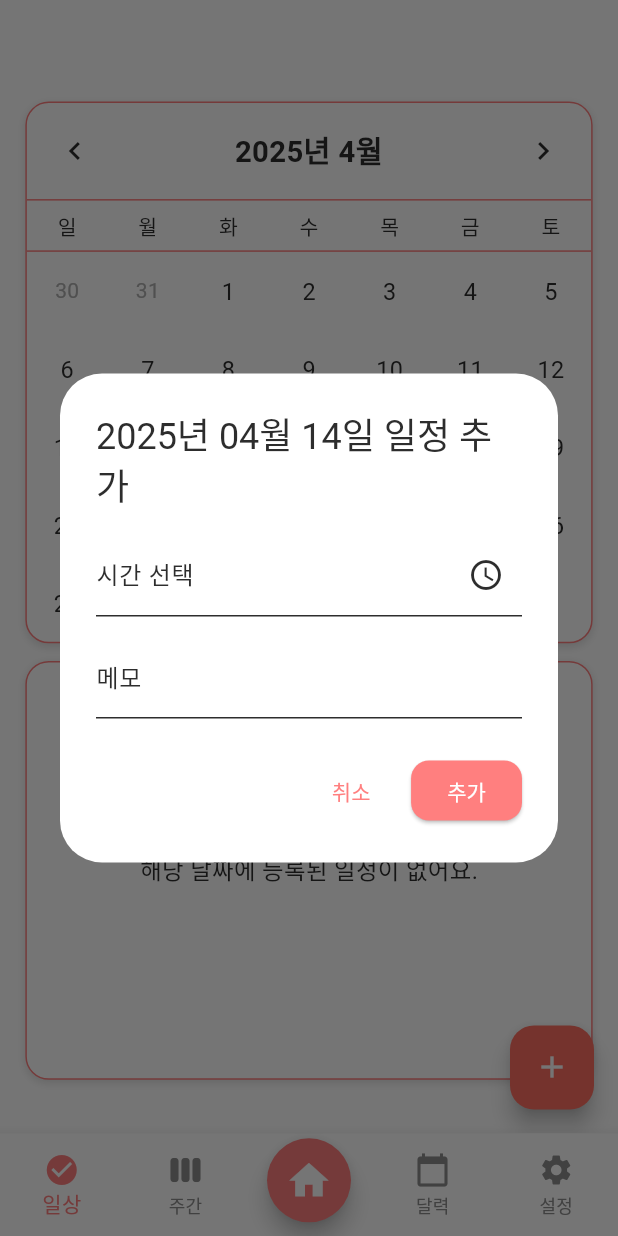
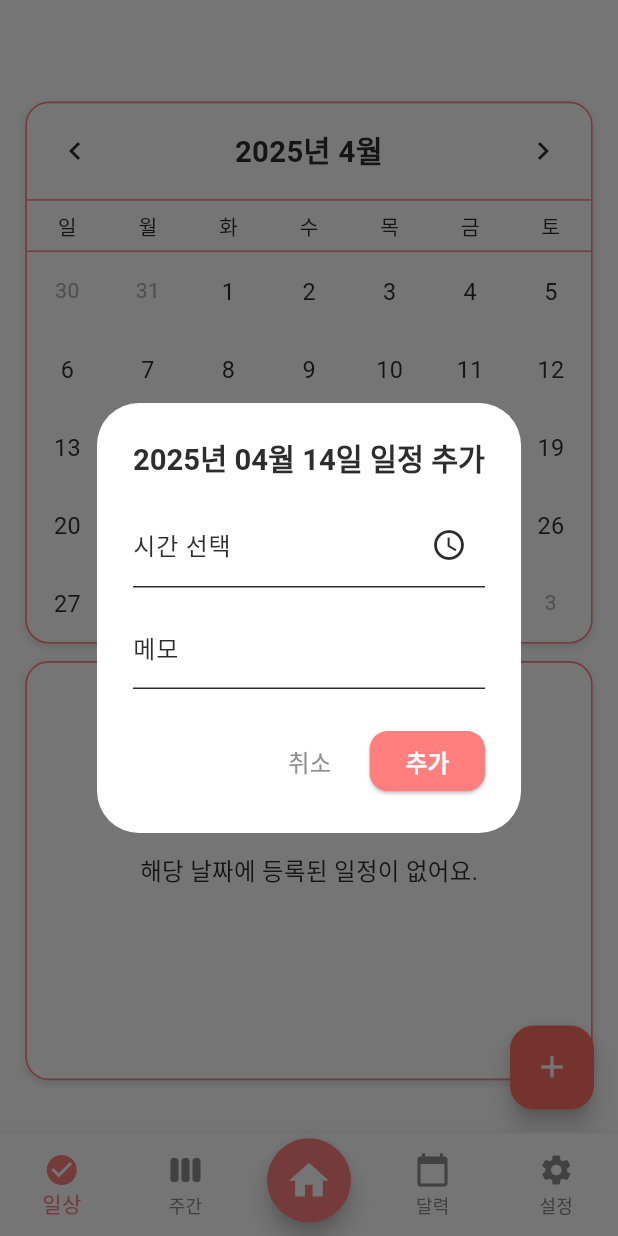
Before and after one commit to JeongHyeon-Jo/abeul_planner, a Flutter app: the CalendarPlannerScreen screen opened by its route, after a tap on the "add" icon, on a phone screen of 412 x 824 dp. Run offline on Flutter 3.47's test engine with Material 3 defaults, Android fonts, the phone set to English and light mode, and no system bars; drawn by our look-alikes of table_calendar; our stand-ins replace flutter_riverpod, flutter_screenutil, go_router, hive, hive_flutter; accounts and stored records are empty; generated files the repository leaves out were written again.

Commit message:
[Refact] Calendar Planner Screen 위젯 코드 분리

```diff
--- a/lib/features/calendar_planner/presentation/screen/calendar_planner_sceen.dart
+++ b/lib/features/calendar_planner/presentation/screen/calendar_planner_sceen.dart
@@ -1,13 +1,13 @@
 // calendar_planner_screen.dart
 import 'package:flutter/material.dart';
 import 'package:flutter_riverpod/flutter_riverpod.dart';
-import 'package:table_calendar/table_calendar.dart';
 import 'package:flutter_screenutil/flutter_screenutil.dart';
 import 'package:abeul_planner/core/widgets/custom_app_bar.dart';
 import 'package:abeul_planner/core/color.dart';
-import 'package:abeul_planner/core/text_styles.dart';
 import 'package:abeul_planner/features/calendar_planner/presentation/provider/calendar_task_provider.dart';
-import 'package:abeul_planner/features/calendar_planner/presentation/widget/calendar_task_form.dart';
+import 'package:abeul_planner/features/calendar_planner/presentation/widget/calendar_task_dialog.dart';
+import 'package:abeul_planner/features/calendar_planner/presentation/widget/calendar_widget.dart';
+import 'package:abeul_planner/features/calendar_planner/presentation/widget/calendar_task_list.dart';
 
 class CalendarPlannerScreen extends ConsumerStatefulWidget {
   const CalendarPlannerScreen({super.key});
@@ -17,16 +17,15 @@ class CalendarPlannerScreen extends ConsumerStatefulWidget {
 }
 
 class _CalendarPlannerScreenState extends ConsumerState<CalendarPlannerScreen> {
-  DateTime _focusedDay = DateTime.now(); // 현재 포커스된 날짜
-  DateTime? _selectedDay; // 선택된 날짜
+  DateTime _focusedDay = DateTime.now();
+  DateTime? _selectedDay;
 
   @override
   void initState() {
     super.initState();
-    _selectedDay = _focusedDay; // 초기 선택 날짜 설정
+    _selectedDay = _focusedDay;
   }
 
-  /// 날짜 선택 시 호출되는 함수
   void _onDaySelected(DateTime selectedDay, DateTime focusedDay) {
     setState(() {
       _selectedDay = selectedDay;
@@ -34,17 +33,15 @@ class _CalendarPlannerScreenState extends ConsumerState<CalendarPlannerScreen> {
     });
   }
 
-  /// 일정 추가 다이얼로그 열기
   void _openAddTaskDialog() {
     showDialog(
       context: context,
-      builder: (_) => CalendarTaskForm(selectedDate: _selectedDay!),
+      builder: (_) => CalendarTaskDialog(selectedDate: _selectedDay!),
     );
   }
 
   @override
   Widget build(BuildContext context) {
-    // 선택된 날짜에 해당하는 일정 불러오기
     final tasksForSelectedDay = ref.watch(calendarTaskProvider.notifier)
         .getTasksForDate(_selectedDay!);
 
@@ -60,110 +57,12 @@ class _CalendarPlannerScreenState extends ConsumerState<CalendarPlannerScreen> {
       ),
       body: Column(
         children: [
-          // 캘린더 박스를 둥근 모서리와 그림자로 감쌈
-          Padding(
-            padding: EdgeInsets.symmetric(horizontal: 16.w, vertical: 12.h),
-            child: Container(
-              decoration: BoxDecoration(
-                color: Colors.white,
-                borderRadius: BorderRadius.circular(16.r),
-                boxShadow: [
-                  BoxShadow(
-                    color: Colors.black12,
-                    blurRadius: 4,
-                    offset: Offset(0, 2),
-                  ),
-                ],
-                border: Border.all(color: AppColors.primary),
-              ),
-              child: Column(
-                children: [
-                  TableCalendar(
-                    locale: 'ko_KR',
-                    firstDay: DateTime.utc(2020, 1, 1),
-                    lastDay: DateTime.utc(2030, 12, 31),
-                    focusedDay: _focusedDay,
-                    availableCalendarFormats: const {
-                      CalendarFormat.month: '월간',
-                    },
-                    selectedDayPredicate: (day) => isSameDay(_selectedDay, day),
-                    onDaySelected: _onDaySelected,
-                    daysOfWeekHeight: 35.h,
-                    headerStyle: HeaderStyle(
-                      formatButtonVisible: false, // 포맷 전환 버튼 숨김
-                      titleCentered: true,
-                      titleTextStyle: AppTextStyles.title,
-                      leftChevronIcon: Icon(Icons.chevron_left, color: AppColors.text),
-                      rightChevronIcon: Icon(Icons.chevron_right, color: AppColors.text),
-                      decoration: const BoxDecoration(
-                        border: Border(
-                          bottom: BorderSide(color: AppColors.primary), // 헤더 아래 선
-                        ),
-                      ),
-                    ),
-                    daysOfWeekStyle: DaysOfWeekStyle(
-                      weekdayStyle: AppTextStyles.body.copyWith(fontSize: 14.sp),
-                      weekendStyle: AppTextStyles.body.copyWith(fontSize: 14.sp),
-                      decoration: const BoxDecoration(
-                        border: Border(
-                          bottom: BorderSide(color: AppColors.primary), // 요일 아래 선
-                        ),
-                      ),
-                    ),
-                    calendarStyle: CalendarStyle(
-                      todayDecoration: BoxDecoration(
-                        color: AppColors.highlight,
-                        shape: BoxShape.circle,
-                      ),
-                      selectedDecoration: BoxDecoration(
-                        color: AppColors.accent,
-                        shape: BoxShape.circle,
-                      ),
-                      defaultTextStyle: AppTextStyles.body,
-                      weekendTextStyle: AppTextStyles.body,
-                    ),
-                  ),
-                ],
-              ),
-            ),
+          CalendarWidget(
+            focusedDay: _focusedDay,
+            selectedDay: _selectedDay,
+            onDaySelected: _onDaySelected,
           ),
-
-          // 일정 목록 박스도 동일한 스타일로 감쌈
-          Padding(
-            padding: EdgeInsets.symmetric(horizontal: 16.w),
-            child: Container(
-              decoration: BoxDecoration(
-                color: Colors.white,
-                borderRadius: BorderRadius.circular(16.r),
-                boxShadow: [
-                  BoxShadow(
-                    color: Colors.black12,
-                    blurRadius: 4,
-                    offset: Offset(0, 2),
-                  ),
-                ],
-                border: Border.all(color: AppColors.primary),
-              ),
-              child: Padding(
-                padding: EdgeInsets.symmetric(vertical: 12.h),
-                child: SizedBox(
-                  height: 260.h, // 높이 고정 또는 필요시 Flexible 대체 가능
-                  child: tasksForSelectedDay.isEmpty
-                      ? Center(child: Text('해당 날짜에 등록된 일정이 없어요.', style: AppTextStyles.body))
-                      : ListView.builder(
-                          itemCount: tasksForSelectedDay.length,
-                          itemBuilder: (context, index) {
-                            final task = tasksForSelectedDay[index];
-                            return ListTile(
-                              leading: const Icon(Icons.event_note),
-                              title: Text('${task.time} - ${task.memo}', style: AppTextStyles.body),
-                            );
-                          },
-                        ),
-                ),
-              ),
-            ),
-          )
+          CalendarTaskList(tasks: tasksForSelectedDay),
         ],
       ),
     );
--- a/lib/features/calendar_planner/presentation/widget/calendar_task_form.dart
+++ b/lib/features/calendar_planner/presentation/widget/calendar_task_dialog.dart
@@ -1,25 +1,30 @@
-// calendar_task_form.dart
+// calendar_task_dialog.dart
 import 'package:flutter/material.dart';
 import 'package:flutter_riverpod/flutter_riverpod.dart';
+import 'package:flutter_screenutil/flutter_screenutil.dart';
 import 'package:intl/intl.dart';
+import 'package:abeul_planner/core/color.dart';
+import 'package:abeul_planner/core/text_styles.dart';
+import 'package:abeul_planner/features/calendar_planner/data/model/calendar_task_model.dart';
 import 'package:abeul_planner/features/calendar_planner/presentation/provider/calendar_task_provider.dart';
-import 'package:abeul_planner/features/calendar_planner/data/model/calendar_task_model.dart';
 
-class CalendarTaskForm extends ConsumerStatefulWidget {
+/// 캘린더 일정 추가 다이얼로그 위젯
+class CalendarTaskDialog extends ConsumerStatefulWidget {
   final DateTime selectedDate;
 
-  const CalendarTaskForm({super.key, required this.selectedDate});
+  const CalendarTaskDialog({super.key, required this.selectedDate});
 
   @override
-  ConsumerState<CalendarTaskForm> createState() => _CalendarTaskFormState();
+  ConsumerState<CalendarTaskDialog> createState() => _CalendarTaskDialogState();
 }
 
-class _CalendarTaskFormState extends ConsumerState<CalendarTaskForm> {
+class _CalendarTaskDialogState extends ConsumerState<CalendarTaskDialog> {
   final _formKey = GlobalKey<FormState>();
   final TextEditingController _timeController = TextEditingController();
   final TextEditingController _memoController = TextEditingController();
   TimeOfDay? _selectedTime;
 
+  /// 시간 선택 다이얼로그 호출
   void _pickTime() async {
     final picked = await showTimePicker(
       context: context,
@@ -34,6 +39,7 @@ class _CalendarTaskFormState extends ConsumerState<CalendarTaskForm> {
     }
   }
 
+  /// 일정 저장
   void _submit() {
     if (_formKey.currentState!.validate() && _selectedTime != null) {
       final newTask = CalendarTaskModel(
@@ -59,13 +65,12 @@ class _CalendarTaskFormState extends ConsumerState<CalendarTaskForm> {
     final dateFormatted = DateFormat('yyyy년 MM월 dd일').format(widget.selectedDate);
 
     return AlertDialog(
-      title: Text('$dateFormatted 일정 추가'),
+      title: Text('$dateFormatted 일정 추가', style: AppTextStyles.title),
       content: Form(
         key: _formKey,
         child: Column(
           mainAxisSize: MainAxisSize.min,
           children: [
-            // 시간 선택 필드
             TextFormField(
               controller: _timeController,
               readOnly: true,
@@ -76,13 +81,10 @@ class _CalendarTaskFormState extends ConsumerState<CalendarTaskForm> {
               ),
               validator: (value) => value == null || value.isEmpty ? '시간을 선택하세요' : null,
             ),
-            const SizedBox(height: 12),
-            // 메모 입력 필드
+            SizedBox(height: 12.h),
             TextFormField(
               controller: _memoController,
-              decoration: const InputDecoration(
-                labelText: '메모',
-              ),
+              decoration: const InputDecoration(labelText: '메모'),
               validator: (value) => value == null || value.isEmpty ? '메모를 입력하세요' : null,
             ),
           ],
@@ -90,12 +92,12 @@ class _CalendarTaskFormState extends ConsumerState<CalendarTaskForm> {
       ),
       actions: [
         TextButton(
-          onPressed: Navigator.of(context).pop,
-          child: const Text('취소'),
+          onPressed: () => Navigator.of(context).pop(),
+          child: Text('취소', style: AppTextStyles.body.copyWith(color: AppColors.subText)),
         ),
         ElevatedButton(
           onPressed: _submit,
-          child: const Text('추가'),
+          child: Text('추가', style: AppTextStyles.button),
         ),
       ],
     );
--- /dev/null
+++ b/lib/features/calendar_planner/presentation/widget/calendar_task_list.dart
@@ -0,0 +1,60 @@
+// calendar_task_list.dart
+import 'package:flutter/material.dart';
+import 'package:flutter_screenutil/flutter_screenutil.dart';
+import 'package:abeul_planner/core/color.dart';
+import 'package:abeul_planner/core/text_styles.dart';
+import 'package:abeul_planner/features/calendar_planner/data/model/calendar_task_model.dart';
+
+/// 선택된 날짜의 일정 목록을 보여주는 위젯
+class CalendarTaskList extends StatelessWidget {
+  final List<CalendarTaskModel> tasks;
+
+  const CalendarTaskList({super.key, required this.tasks});
+
+  @override
+  Widget build(BuildContext context) {
+    return Padding(
+      padding: EdgeInsets.symmetric(horizontal: 16.w),
+      child: Container(
+        decoration: BoxDecoration(
+          color: Colors.white,
+          borderRadius: BorderRadius.circular(16.r),
+          boxShadow: [
+            BoxShadow(
+              color: Colors.black12,
+              blurRadius: 4.r,
+              offset: Offset(0, 2.h),
+            ),
+          ],
+          border: Border.all(color: AppColors.primary, width: 1.w),
+        ),
+        child: Padding(
+          padding: EdgeInsets.symmetric(vertical: 12.h),
+          child: SizedBox(
+            height: 260.h,
+            child: tasks.isEmpty
+                ? Center(
+                    child: Text(
+                      '해당 날짜에 등록된 일정이 없어요.',
+                      style: AppTextStyles.body,
+                    ),
+                  )
+                : ListView.builder(
+                    itemCount: tasks.length,
+                    itemBuilder: (context, index) {
+                      final task = tasks[index];
+                      return ListTile(
+                        leading: Icon(Icons.event_note, size: 20.sp),
+                        title: Text(
+                          '${task.time} - ${task.memo}',
+                          style: AppTextStyles.body,
+                        ),
+                      );
+                    },
+                  ),
+          ),
+        ),
+      ),
+    );
+  }
+}
--- /dev/null
+++ b/lib/features/calendar_planner/presentation/widget/calendar_widget.dart
@@ -0,0 +1,86 @@
+// calendar_widget.dart
+import 'package:flutter/material.dart';
+import 'package:flutter_screenutil/flutter_screenutil.dart';
+import 'package:table_calendar/table_calendar.dart';
+import 'package:abeul_planner/core/color.dart';
+import 'package:abeul_planner/core/text_styles.dart';
+
+/// 캘린더 위젯 박스 (둥근 테두리 + 그림자 포함)
+class CalendarWidget extends StatelessWidget {
+  final DateTime focusedDay;
+  final DateTime? selectedDay;
+  final void Function(DateTime selectedDay, DateTime focusedDay) onDaySelected;
+
+  const CalendarWidget({
+    super.key,
+    required this.focusedDay,
+    required this.selectedDay,
+    required this.onDaySelected,
+  });
+
+  @override
+  Widget build(BuildContext context) {
+    return Padding(
+      padding: EdgeInsets.symmetric(horizontal: 16.w, vertical: 12.h),
+      child: Container(
+        decoration: BoxDecoration(
+          color: Colors.white,
+          borderRadius: BorderRadius.circular(16.r),
+          boxShadow: [
+            BoxShadow(
+              color: Colors.black12,
+              blurRadius: 4.r,
+              offset: Offset(0, 2.h),
+            ),
+          ],
+          border: Border.all(color: AppColors.primary, width: 1.w),
+        ),
+        child: TableCalendar(
+          locale: 'ko_KR',
+          firstDay: DateTime.utc(2020, 1, 1),
+          lastDay: DateTime.utc(2030, 12, 31),
+          focusedDay: focusedDay,
+          selectedDayPredicate: (day) => isSameDay(selectedDay, day),
+          onDaySelected: onDaySelected,
+          availableCalendarFormats: const {
+            CalendarFormat.month: '월간',
+          },
+          daysOfWeekHeight: 35.h,
+          headerStyle: HeaderStyle(
+            formatButtonVisible: false,
+            titleCentered: true,
+            titleTextStyle: AppTextStyles.title,
+            leftChevronIcon: Icon(Icons.chevron_left, color: AppColors.text),
+            rightChevronIcon: Icon(Icons.chevron_right, color: AppColors.text),
+            decoration: const BoxDecoration(
+              border: Border(
+                bottom: BorderSide(color: AppColors.primary),
+              ),
+            ),
+          ),
+          daysOfWeekStyle: DaysOfWeekStyle(
+            weekdayStyle: AppTextStyles.body.copyWith(fontSize: 14.sp),
+            weekendStyle: AppTextStyles.body.copyWith(fontSize: 14.sp),
+            decoration: const BoxDecoration(
+              border: Border(
+                bottom: BorderSide(color: AppColors.primary),
+              ),
+            ),
+          ),
+          calendarStyle: CalendarStyle(
+            todayDecoration: BoxDecoration(
+              color: AppColors.highlight,
+              shape: BoxShape.circle,
+            ),
+            selectedDecoration: BoxDecoration(
+              color: AppColors.accent,
+              shape: BoxShape.circle,
+            ),
+            defaultTextStyle: AppTextStyles.body,
+            weekendTextStyle: AppTextStyles.body,
+          ),
+        ),
+      ),
+    );
+  }
+}
```
